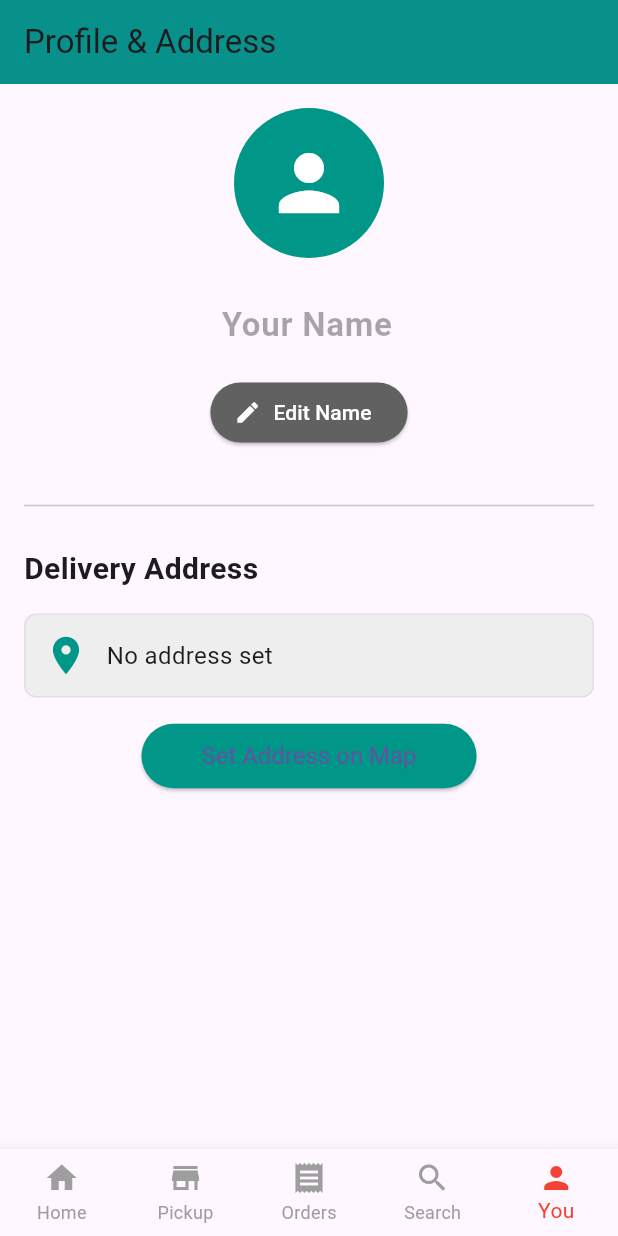
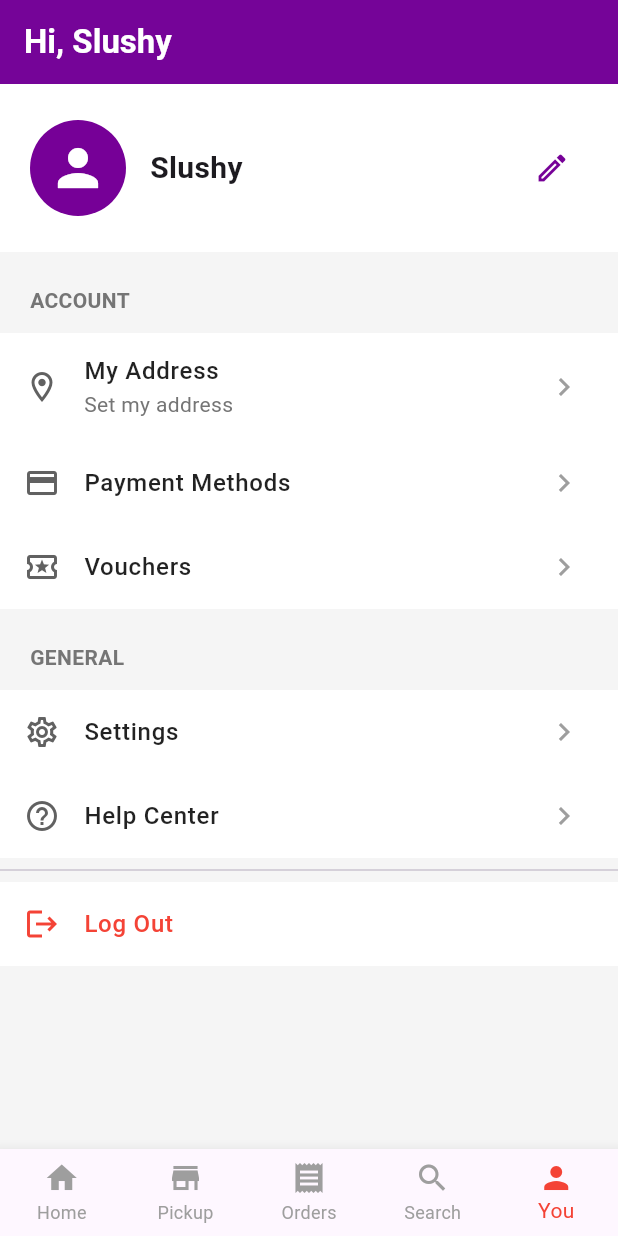
Before and after one commit to Darrell30/Food-Delivery-App, a Flutter app: the screen it shows after launch, item 5 of the bottom bar chosen, on a phone screen of 412 x 824 dp. Run offline on Flutter 3.47's test engine with Material 3 defaults, Android fonts, the light colour scheme and no system bars; our stand-ins replace geocoding, geolocator, google_maps_flutter.

Commit message:
profile.dart and pick up screens

```diff
--- a/lib/profile/map_screen.dart
+++ b/lib/profile/map_screen.dart
@@ -1,7 +1,7 @@
 import 'package:flutter/material.dart';
 import 'package:google_maps_flutter/google_maps_flutter.dart';
 import 'package:geolocator/geolocator.dart';
-import 'package:geocoding/geocoding.dart'; // Re-enabled this import
+import 'package:geocoding/geocoding.dart';
 
 class MapScreen extends StatefulWidget {
   const MapScreen({super.key});
@@ -11,7 +11,6 @@ class MapScreen extends StatefulWidget {
 }
 
 class _MapScreenState extends State<MapScreen> {
-  // Default to a central location if location is not available
   static const _initialCameraPosition = CameraPosition(
     target: LatLng(-6.2088, 106.8456), // Jakarta
     zoom: 14.0,
@@ -24,12 +23,9 @@ class _MapScreenState extends State<MapScreen> {
   @override
   void initState() {
     super.initState();
-    // Do NOT call _getCurrentLocation here. It will be called in onMapCreated.
   }
 
-  // Get user's current location and move the camera
   Future<void> _getCurrentLocation() async {
-    // Make sure the widget is still mounted before showing a SnackBar
     if (!mounted) return;
 
     try {
@@ -48,7 +44,6 @@ class _MapScreenState extends State<MapScreen> {
         _pickedLocation = LatLng(position.latitude, position.longitude);
         _isLoading = false;
       });
-      // This is now safe to call because we know the controller is ready.
       _mapController.animateCamera(
         CameraUpdate.newLatLngZoom(_pickedLocation!, 16.0),
       );
@@ -58,17 +53,19 @@ class _MapScreenState extends State<MapScreen> {
     }
   }
 
-  // Function to convert coordinates to a readable address
+  // UPDATED AND CORRECTED FUNCTION
   Future<String> _getAddressFromLatLng(LatLng latLng) async {
     try {
       List<Placemark> placemarks = await placemarkFromCoordinates(latLng.latitude, latLng.longitude);
+
       if (placemarks.isNotEmpty) {
         Placemark place = placemarks[0];
-        // Construct a more readable address
         return "${place.street}, ${place.subLocality}, ${place.locality}, ${place.postalCode}";
+      } else {
+        return "No address found for this location.";
       }
-      return "No address found for this location.";
     } catch (e) {
+      debugPrint("Error getting address: $e");
       return "Could not get address";
     }
   }
@@ -79,7 +76,6 @@ class _MapScreenState extends State<MapScreen> {
       appBar: AppBar(
         title: const Text('Select Address'),
         actions: [
-          // This button still works as expected
           IconButton(
             icon: const Icon(Icons.my_location),
             onPressed: _getCurrentLocation,
@@ -91,10 +87,9 @@ class _MapScreenState extends State<MapScreen> {
         children: [
           GoogleMap(
             initialCameraPosition: _initialCameraPosition,
-            // This is the key change: trigger location fetching here
             onMapCreated: (controller) {
               _mapController = controller;
-              _getCurrentLocation(); // Fetch location AFTER map is created
+              _getCurrentLocation();
             },
             onCameraMove: (position) {
               setState(() {
@@ -102,28 +97,24 @@ class _MapScreenState extends State<MapScreen> {
               });
             },
           ),
-          // Loading indicator
           if (_isLoading)
             const CircularProgressIndicator()
           else
-            // The marker pin
             const Icon(Icons.location_pin, color: Colors.red, size: 50),
-          // Confirm button at the bottom (re-enabled)
           Positioned(
             bottom: 30,
             child: ElevatedButton(
               onPressed: _pickedLocation == null ? null : () async {
                 final address = await _getAddressFromLatLng(_pickedLocation!);
-                // Return the address string to the profile page
                 if (mounted) {
                   Navigator.of(context).pop(address);
                 }
               },
               style: ElevatedButton.styleFrom(
-                backgroundColor: Colors.teal,
+                backgroundColor: Color.fromARGB(255, 118, 0, 151),
                 padding: const EdgeInsets.symmetric(horizontal: 50, vertical: 15),
               ),
-              child: const Text('Confirm This Address', style: TextStyle(fontSize: 16)),
+              child: const Text('Confirm This Address', style: TextStyle(fontSize: 16, color: Colors.white)),
             ),
           ),
         ],
--- a/lib/profile/profile.dart
+++ b/lib/profile/profile.dart
@@ -1,5 +1,6 @@
 import 'package:flutter/material.dart';
-import 'map_screen.dart'; // We will create this file next
+import 'package:food_delivery_app/profile/screens/payment_methods_screen.dart';
+import 'map_screen.dart'; // Make sure this import is correct
 
 class ProfilePage extends StatefulWidget {
   const ProfilePage({super.key});
@@ -9,24 +10,36 @@ class ProfilePage extends StatefulWidget {
 }
 
 class _ProfilePageState extends State<ProfilePage> {
-  final TextEditingController _nameController = TextEditingController(text: "Your Name");
+  String _userName = "Slushy"; // Default name
+  late final TextEditingController _nameController;
   bool _isEditing = false;
-  String _currentAddress = "No address set";
+  String _currentAddress = "Set my address";
+
+  // Gojek's signature green color
+  static const uiColor = Color.fromARGB(255, 118, 0, 151);
+
+  @override
+  void initState() {
+    super.initState();
+    _nameController = TextEditingController(text: _userName);
+  }
 
   void _toggleEdit() {
     setState(() {
+      if (_isEditing) {
+        // When saving, update the state variable
+        _userName = _nameController.text;
+      }
       _isEditing = !_isEditing;
     });
   }
 
   void _navigateToMapScreen() async {
-    // Navigate to the map screen and wait for a result
     final result = await Navigator.push(
       context,
       MaterialPageRoute(builder: (context) => const MapScreen()),
     );
 
-    // If an address was returned, update the state
     if (result != null && result is String) {
       setState(() {
         _currentAddress = result;
@@ -43,101 +56,136 @@ class _ProfilePageState extends State<ProfilePage> {
   @override
   Widget build(BuildContext context) {
     return Scaffold(
+      backgroundColor: Colors.grey[100],
       appBar: AppBar(
-        title: const Text('Profile & Address'),
-        backgroundColor: Colors.teal,
-        elevation: 2,
+        title: Text('Hi, ${_userName}', style: const TextStyle(color: Colors.white, fontWeight: FontWeight.bold)),
+        backgroundColor: uiColor,
+        elevation: 1.0,
       ),
       body: ListView(
-        padding: const EdgeInsets.all(16.0),
         children: [
-          _buildProfileSection(),
-          const SizedBox(height: 30),
+          _buildHeader(),
+          const SizedBox(height: 10),
+          _buildSectionHeader("Account"),
+          _buildMenuListItem(
+            icon: Icons.location_on_outlined,
+            title: "My Address",
+            subtitle: _currentAddress,
+            onTap: _navigateToMapScreen,
+          ),
+          _buildMenuListItem(
+            icon: Icons.payment_outlined,
+            title: "Payment Methods",
+            onTap: () {
+              Navigator.push(
+                context,
+                MaterialPageRoute(builder: (context) => const PaymentMethodsScreen()),
+              );
+            },
+          ),
+          _buildMenuListItem(
+            icon: Icons.local_activity_outlined,
+            title: "Vouchers",
+            onTap: () { /* Navigate to Vouchers */ },
+          ),
+          const SizedBox(height: 10),
+          _buildSectionHeader("General"),
+           _buildMenuListItem(
+            icon: Icons.settings_outlined,
+            title: "Settings",
+            onTap: () { /* Navigate to Settings */ },
+          ),
+          _buildMenuListItem(
+            icon: Icons.help_outline,
+            title: "Help Center",
+            onTap: () { /* Navigate to Help Center */ },
+          ),
           const Divider(),
-          const SizedBox(height: 20),
-          _buildAddressSection(),
+          _buildMenuListItem(
+            icon: Icons.logout,
+            title: "Log Out",
+            isLogout: true, // Special styling for logout
+            onTap: () { /* Handle Log Out */ },
+          ),
         ],
       ),
     );
   }
 
-  // Widget for the user profile details
-  Widget _buildProfileSection() {
-    return Column(
-      crossAxisAlignment: CrossAxisAlignment.center,
+  // Header widget with profile picture and name/edit field
+  Widget _buildHeader() {
+    return Container(
+      color: Colors.white,
+      padding: const EdgeInsets.symmetric(horizontal: 20, vertical: 24),
+      child: Row(
         children: [
           const CircleAvatar(
-          radius: 50,
-          backgroundColor: Colors.teal,
-          child: Icon(Icons.person, size: 60, color: Colors.white),
+            radius: 32,
+            backgroundColor: uiColor,
+            child: Icon(Icons.person, size: 40, color: Colors.white),
           ),
-        const SizedBox(height: 20),
-        TextField(
+          const SizedBox(width: 16),
+          Expanded(
+            child: _isEditing
+                ? TextField(
                     controller: _nameController,
-          enabled: _isEditing,
-          textAlign: TextAlign.center,
-          style: const TextStyle(fontSize: 22, fontWeight: FontWeight.bold),
-          decoration: InputDecoration(
-            border: _isEditing ? const UnderlineInputBorder() : InputBorder.none,
+                    autofocus: true,
+                    style: const TextStyle(fontSize: 20, fontWeight: FontWeight.bold),
+                    decoration: const InputDecoration(
+                      isDense: true,
+                      contentPadding: EdgeInsets.zero,
+                      border: InputBorder.none,
+                    ),
+                  )
+                : Text(
+                    _userName,
+                    style: const TextStyle(fontSize: 20, fontWeight: FontWeight.bold),
                   ),
           ),
-        const SizedBox(height: 10),
-        ElevatedButton.icon(
+          IconButton(
+            icon: Icon(_isEditing ? Icons.check_circle : Icons.edit_outlined, color: uiColor),
             onPressed: _toggleEdit,
-          icon: Icon(_isEditing ? Icons.check : Icons.edit),
-          label: Text(_isEditing ? 'Save' : 'Edit Name'),
-          style: ElevatedButton.styleFrom(
-            backgroundColor: _isEditing ? Colors.green : Colors.grey[700],
-            foregroundColor: Colors.white,
-          ),
           ),
         ],
+      ),
     );
   }
 
-  // Widget for the address management section
-  Widget _buildAddressSection() {
-    return Column(
-      crossAxisAlignment: CrossAxisAlignment.start,
-      children: [
-        const Text(
-          'Delivery Address',
-          style: TextStyle(fontSize: 20, fontWeight: FontWeight.bold),
+  // Reusable widget for creating a styled list tile menu item
+  Widget _buildMenuListItem({
+    required IconData icon,
+    required String title,
+    String? subtitle,
+    required VoidCallback onTap,
+    bool isLogout = false,
+  }) {
+    final titleColor = isLogout ? Colors.red : Colors.black87;
+    final iconColor = isLogout ? Colors.red : Colors.grey[700];
+
+    return Container(
+      color: Colors.white,
+      child: ListTile(
+        leading: Icon(icon, color: iconColor),
+        title: Text(title, style: TextStyle(color: titleColor, fontWeight: FontWeight.w500)),
+        subtitle: subtitle != null ? Text(subtitle, style: TextStyle(color: Colors.grey[600]), maxLines: 1, overflow: TextOverflow.ellipsis,) : null,
+        trailing: isLogout ? null : const Icon(Icons.chevron_right, color: Colors.grey),
+        onTap: onTap,
       ),
-        const SizedBox(height: 15),
-        Container(
-          padding: const EdgeInsets.all(12),
-          decoration: BoxDecoration(
-            color: Colors.grey[200],
-            borderRadius: BorderRadius.circular(8),
-            border: Border.all(color: Colors.grey[300]!),
-          ),
-          child: Row(
-            children: [
-              const Icon(Icons.location_on, color: Colors.teal, size: 30),
-              const SizedBox(width: 12),
-              Expanded(
+    );
+  }
+
+  // Reusable widget for section headers like "Account"
+  Widget _buildSectionHeader(String title) {
+    return Padding(
+      padding: const EdgeInsets.symmetric(horizontal: 20.0, vertical: 12.0),
       child: Text(
-                  _currentAddress,
-                  style: const TextStyle(fontSize: 16),
+        title.toUpperCase(),
+        style: TextStyle(
+          color: Colors.grey[600],
+          fontWeight: FontWeight.bold,
+          fontSize: 14,
         ),
       ),
-            ],
-          ),
-        ),
-        const SizedBox(height: 15),
-        Center(
-          child: ElevatedButton(
-            onPressed: _navigateToMapScreen,
-            style: ElevatedButton.styleFrom(
-              backgroundColor: Colors.teal,
-              padding: const EdgeInsets.symmetric(horizontal: 40, vertical: 12),
-              textStyle: const TextStyle(fontSize: 16),
-            ),
-            child: const Text('Set Address on Map'),
-          ),
-        ),
-      ],
     );
   }
 }
--- a/pubspec.yaml
+++ b/pubspec.yaml
@@ -38,7 +38,6 @@ dependencies:
   google_maps_flutter: ^2.13.1
   geolocator: ^14.0.2
   geocoding: ^4.0.0
-  location: ^8.0.1
 
 dev_dependencies:
   flutter_test:
```
Also changed, not shown: lib/profile/screens/payment_methods_screen.dart (added, +155 -0 lines), lib/screens/pickup_screen.dart (+48 -38 lines), pubspec.lock, 1 other file. Lines whose indentation alone changed are shown as unchanged.
